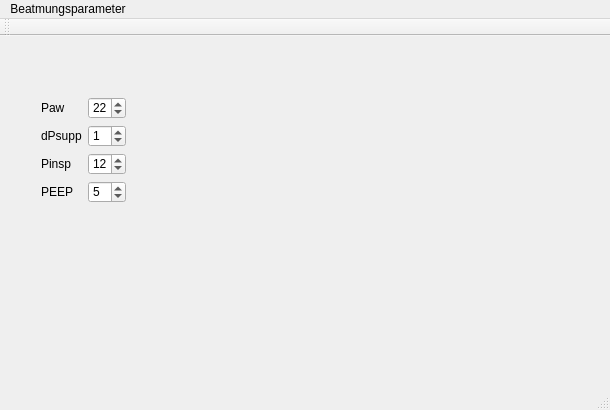
Qt form mainwindow.ui (jensamberg/Beatmungsparameter) before a commit.
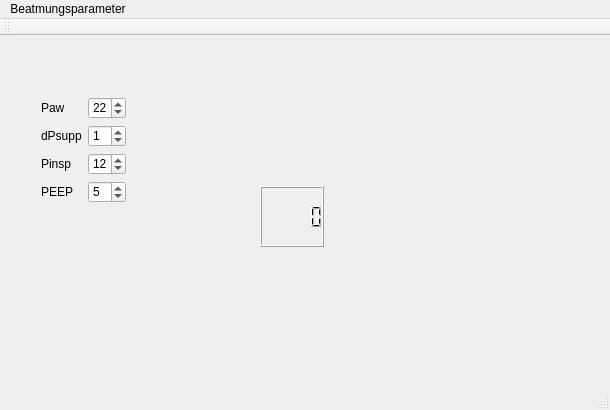
The same form after that commit.

Commit message: bring peep to work

Patch:
```diff
--- a/mainwindow.ui
+++ b/mainwindow.ui
@@ -14,6 +14,16 @@
    <string>Beatmungsparameter</string>
   </property>
   <widget class="QWidget" name="centralWidget">
+   <widget class="QLCDNumber" name="PEEPMAX">
+    <property name="geometry">
+     <rect>
+      <x>260</x>
+      <y>150</y>
+      <width>64</width>
+      <height>61</height>
+     </rect>
+    </property>
+   </widget>
    <widget class="QWidget" name="">
     <property name="geometry">
      <rect>
```
The commit also changes 2 other files.
